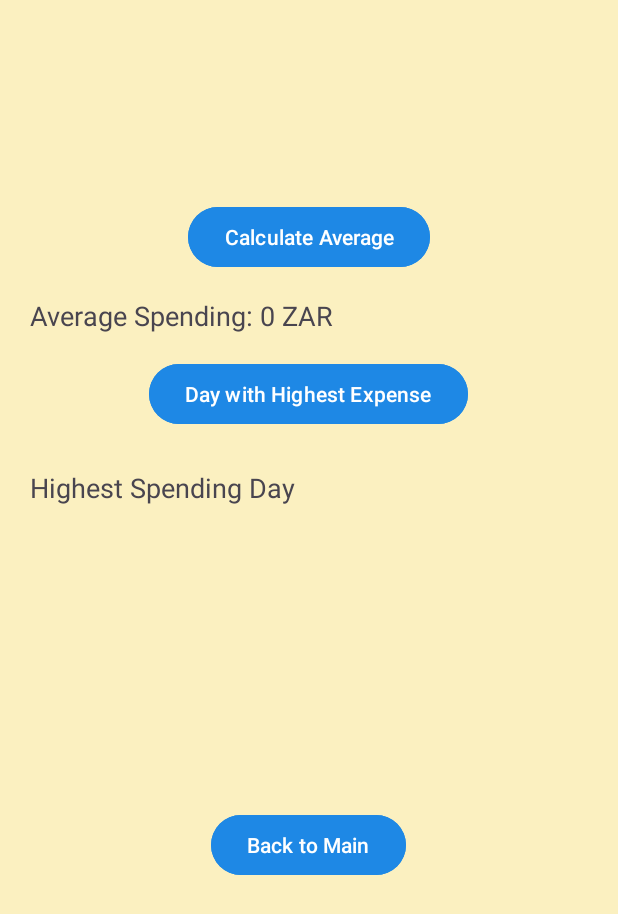
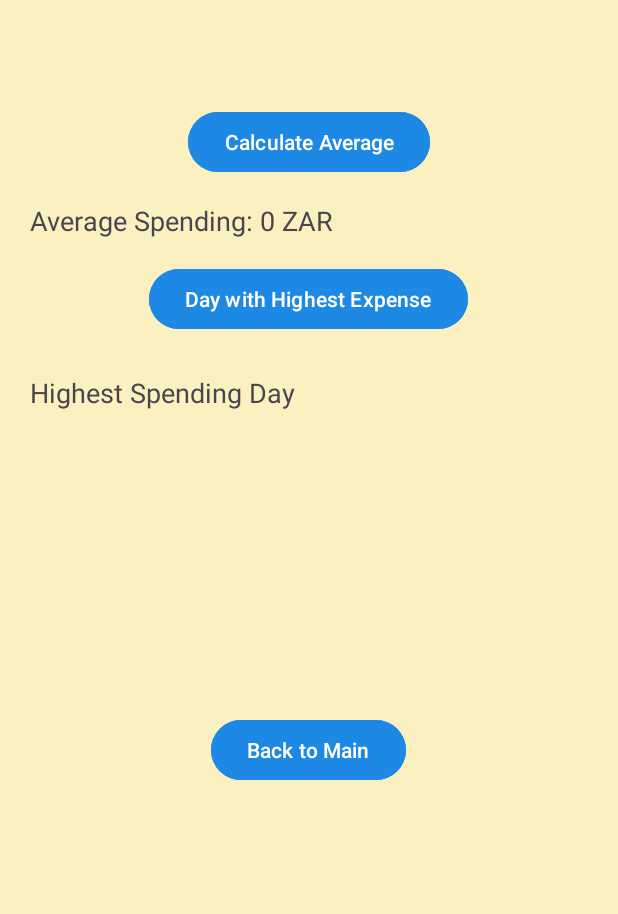
Before and after one commit to ST10461142-Erik/ST10461142_IMAD5112_Practicum, an Android app: the DetailedViewScreen screen opened directly, with no data from a screen before it, on a phone screen of 412 x 824 dp. Shown: the top 914 px of the screen. Run offline under Robolectric (Android 15) with nearby library versions, the phone set to English and light mode, and no system bars.

Commit message:
Final Commit

```diff
--- a/app/src/main/res/layout/activity_detailed_view_screen.xml
+++ b/app/src/main/res/layout/activity_detailed_view_screen.xml
@@ -23,7 +23,7 @@
     <!-- Calculate Average Button -->
     <Space
         android:layout_width="match_parent"
-        android:layout_height="73dp" />
+        android:layout_height="10dp" />
 
     <Button
         android:id="@+id/btnCalculateAverage"
--- a/app/src/main/res/layout/activity_splash_screen.xml
+++ b/app/src/main/res/layout/activity_splash_screen.xml
@@ -52,6 +52,7 @@
         android:layout_height="wrap_content"
         android:layout_gravity="center_horizontal"
         android:backgroundTint="#1E88E5"
+        android:baselineAligned="false"
         android:fontFamily="@font/abril_fatface"
         android:text="Start"
         android:textSize="20sp" />
@@ -62,6 +63,7 @@
         android:layout_height="wrap_content"
         android:layout_gravity="center_horizontal"
         android:backgroundTint="#1E88E5"
+        android:baselineAligned="false"
         android:fontFamily="@font/abril_fatface"
         android:text="Exit"
         android:textSize="20sp" />
```
